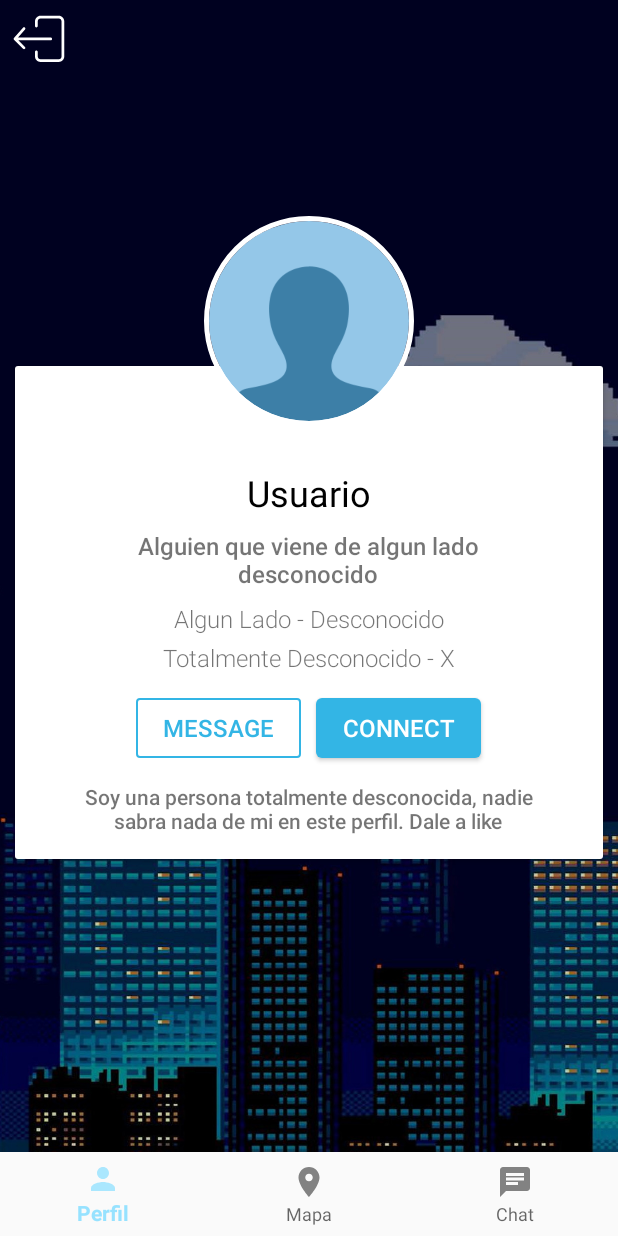
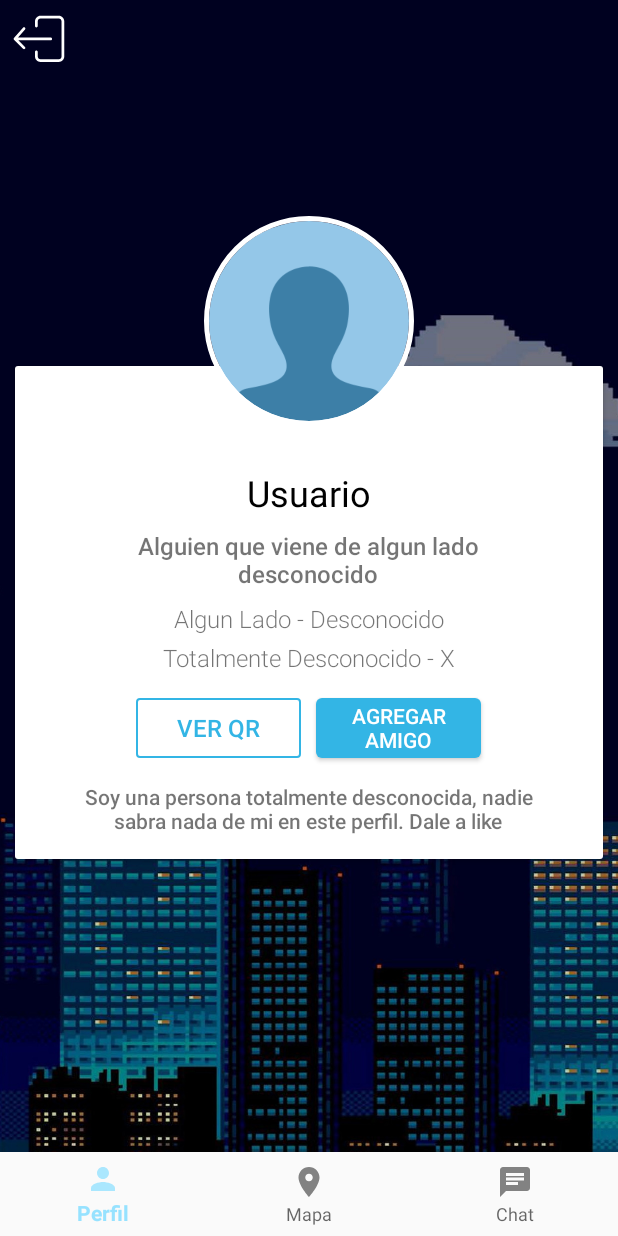
Before and after one commit to jorgedam96/LiveNetClient, an Android app: the HomeFragment screen opened through its navigation route, on a phone screen of 412 x 824 dp. Run offline under Robolectric (Android 15) with nearby library versions, the phone set to English and light mode, and no system bars; our stand-ins replace CircleImageView, Firebase (no records; nobody signed in at launch, a user with empty details on screens opened directly), navigation-ui; libraries missing offline, so code that uses them is left out: com.karumi.dexter; 7 statements that could not run were skipped.

```diff
--- a/app/src/main/AndroidManifest.xml
+++ b/app/src/main/AndroidManifest.xml
@@ -9,6 +9,7 @@
     <uses-permission android:name="android.permission.ACCESS_COARSE_LOCATION" />
     <uses-permission android:name="android.permission.ACCESS_FINE_LOCATION" />
     <uses-permission android:name="android.permission.ACCESS_BACKGROUND_LOCATION" />
+    <uses-permission android:name="android.permission.CAMERA" />
 
     <permission
         android:name="com.example.permission.MAPS_RECEIVE"
--- a/app/src/main/java/com/example/livenet/ui/mapas/MapaFragment.java
+++ b/app/src/main/java/com/example/livenet/ui/mapas/MapaFragment.java
@@ -167,7 +167,7 @@ public class MapaFragment extends Fragment implements OnMapReadyCallback{
                 acercarCamara(location);
 
                 //ponerMiMarcador(location);
-                if (miMarker == null) {
+               /* if (miMarker == null) {
 
                     miMarker = mMap.addMarker(new MarkerOptions()
                             .position(new LatLng(location.getLatitude(), location.getLongitude()))
@@ -176,6 +176,8 @@ public class MapaFragment extends Fragment implements OnMapReadyCallback{
                 } else {
                     animateMarker(location.getLatitude(), location.getLongitude(), miMarker);
                 }
+
+                */
 
             }
         });
@@ -326,7 +328,7 @@ public class MapaFragment extends Fragment implements OnMapReadyCallback{
     private void recorrerListaLocs(List<Localizacion> localizaciones) {
         try {
             mMap.clear();
-            ponerMiMarcador(ultima);
+           // ponerMiMarcador(ultima);
 
             for (int i = 0; i < localizaciones.size(); i++) {
                 if (!localizaciones.get(i).getAlias().equals(aliasLogeado)) {
--- a/app/src/main/java/com/example/livenet/ui/usuario/HomeFragment.java
+++ b/app/src/main/java/com/example/livenet/ui/usuario/HomeFragment.java
@@ -6,6 +6,7 @@ import android.os.Bundle;
 import android.view.LayoutInflater;
 import android.view.View;
 import android.view.ViewGroup;
+import android.widget.Button;
 import android.widget.ImageButton;
 
 import androidx.annotation.NonNull;
@@ -23,6 +24,9 @@ public class HomeFragment extends Fragment implements View.OnClickListener {
 
     private BottomNavigationView menuBottom;
     private ImageButton logout;
+    private ImageButton ivFotoPerfil;
+    private Button btnAgregarAmigo;
+    private Button btnVerQR;
 
     public View onCreateView(@NonNull LayoutInflater inflater,
                              ViewGroup container, Bundle savedInstanceState) {
@@ -34,7 +38,7 @@ public class HomeFragment extends Fragment implements View.OnClickListener {
         menuBottom = Objects.requireNonNull(((MainActivity) getActivity())).getNavView();
         View photoHeader = root.findViewById(R.id.photoHeader);
 
-        if(Build.VERSION.SDK_INT >= Build.VERSION_CODES.LOLLIPOP) {
+        if (Build.VERSION.SDK_INT >= Build.VERSION_CODES.LOLLIPOP) {
             /* For devices equal or higher than lollipop set the translation above everything else */
             photoHeader.setTranslationZ(6);
             /* Redraw the view to show the translation */
@@ -43,12 +47,19 @@ public class HomeFragment extends Fragment implements View.OnClickListener {
         logout = root.findViewById(R.id.btLogout);
         logout.setOnClickListener(this);
 
+        ivFotoPerfil = root.findViewById(R.id.ivFotoPerfil);
+        btnAgregarAmigo = root.findViewById(R.id.btnAgregarAmigo);
+        btnVerQR = root.findViewById(R.id.btnVerQR);
+        ivFotoPerfil.setOnClickListener(this);
+        btnVerQR.setOnClickListener(this);
+        btnAgregarAmigo.setOnClickListener(this);
+
         return root;
     }
 
     @Override
     public void onClick(View v) {
-        switch(v.getId()){
+        switch (v.getId()) {
             case R.id.btLogout:
                 FirebaseAuth.getInstance().signOut();
                 Intent intent = new Intent(getActivity(), LoginActivity.class);
@@ -56,7 +67,28 @@ public class HomeFragment extends Fragment implements View.OnClickListener {
                 getActivity().finish();
                 getActivity().overridePendingTransition(R.anim.from_left, R.anim.to_right);
                 break;
+            case R.id.btnAgregarAmigo:
+                abrirCamara();
+                break;
+            case R.id.btnVerQR:
+                mostarMiQR();
+                break;
+            case R.id.ivFotoPerfil:
+                cambiarFoto();
+                break;
 
         }
     }
+
+    private void cambiarFoto() {
+
+    }
+
+    private void mostarMiQR() {
+
+    }
+
+    private void abrirCamara() {
+
+    }
 }
--- a/app/src/main/res/layout/photo_header.xml
+++ b/app/src/main/res/layout/photo_header.xml
@@ -6,7 +6,7 @@
     android:layout_gravity="center_horizontal">
 
     <de.hdodenhof.circleimageview.CircleImageView
-        android:id="@+id/civProfilePic"
+        android:id="@+id/ivFotoPerfil"
         android:layout_width="140dp"
         android:layout_height="140dp"
         android:src="@drawable/defaultphoto"
--- a/app/src/main/res/layout/profile_header.xml
+++ b/app/src/main/res/layout/profile_header.xml
@@ -74,7 +74,7 @@
             android:layout_centerHorizontal="true" />
 
         <Button
-            android:id="@+id/btnMessage"
+            android:id="@+id/btnVerQR"
             android:layout_width="110dp"
             android:layout_height="40dp"
             android:layout_below="@id/tvAddress"
@@ -87,11 +87,12 @@
             android:paddingLeft="10dp"
             android:paddingEnd="10dp"
             android:paddingRight="10dp"
-            android:text="message"
+            android:text="Ver QR"
             android:textColor="@android:color/holo_blue_light"
             android:textSize="16sp" />
 
         <Button
+            android:id="@+id/btnAgregarAmigo"
             android:layout_width="110dp"
             android:layout_height="40dp"
             android:layout_below="@id/tvAddress"
@@ -104,15 +105,15 @@
             android:paddingLeft="10dp"
             android:paddingEnd="10dp"
             android:paddingRight="10dp"
-            android:text="connect"
+            android:text="Agregar amigo"
             android:textColor="@android:color/white"
-            android:textSize="16sp" />
+            android:textSize="14sp" />
 
         <TextView
             android:id="@+id/tvSummary"
             android:layout_width="310dp"
             android:layout_height="wrap_content"
-            android:layout_below="@id/btnMessage"
+            android:layout_below="@id/btnVerQR"
             android:layout_centerHorizontal="true"
             android:ellipsize="end"
             android:fontFamily="sans-serif-medium"
```
